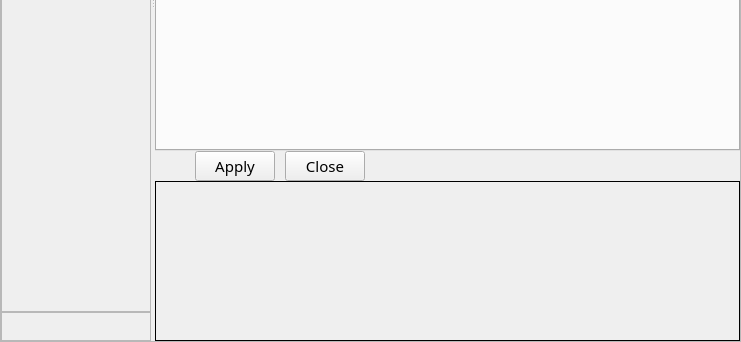
Old version of the form src/gui/FWBMainWindow_q.ui in the repository fwbuilder/fwbuilder; both pictures show x 0 to 741 and y 414 to 756 of the 741 by 756 pixel window.
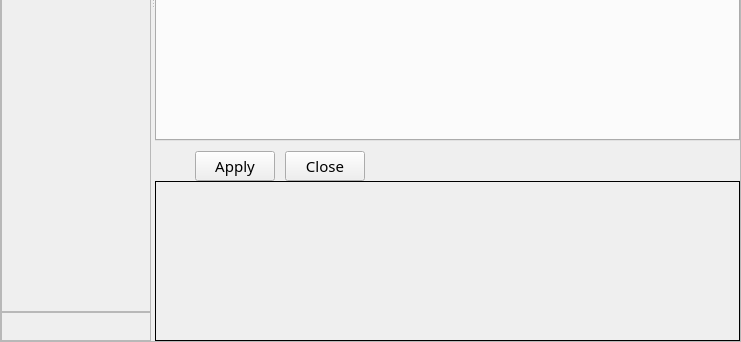
New version of the form. Icons and pictures are not drawn.

What changed in the file:
```diff
--- a/src/gui/FWBMainWindow_q.ui
+++ b/src/gui/FWBMainWindow_q.ui
@@ -413,7 +413,7 @@
              <property name="sizePolicy" >
               <sizepolicy vsizetype="Expanding" hsizetype="Preferred" >
                <horstretch>0</horstretch>
-               <verstretch>0</verstretch>
+               <verstretch>144</verstretch>
               </sizepolicy>
              </property>
              <widget class="QWidget" name="tab" >
@@ -471,7 +471,7 @@
            <item row="2" column="0" >
             <widget class="QFrame" name="objectEditorFrame" >
              <property name="sizePolicy" >
-              <sizepolicy vsizetype="Preferred" hsizetype="Preferred" >
+              <sizepolicy vsizetype="Minimum" hsizetype="Preferred" >
                <horstretch>0</horstretch>
                <verstretch>0</verstretch>
               </sizepolicy>
@@ -504,18 +504,31 @@
               <item row="0" column="0" >
                <widget class="QStackedWidget" name="objectEditorStack" >
                 <property name="sizePolicy" >
-                 <sizepolicy vsizetype="Fixed" hsizetype="Preferred" >
+                 <sizepolicy vsizetype="Minimum" hsizetype="Expanding" >
                   <horstretch>0</horstretch>
                   <verstretch>0</verstretch>
                  </sizepolicy>
                 </property>
+                <property name="minimumSize" >
+                 <size>
+                  <width>16</width>
+                  <height>10</height>
+                 </size>
+                </property>
                 <property name="focusPolicy" >
                  <enum>Qt::StrongFocus</enum>
                 </property>
                 <property name="frameShape" >
                  <enum>QFrame::NoFrame</enum>
                 </property>
-                <widget class="QWidget" name="WStackPage" />
+                <widget class="QWidget" name="WStackPage" >
+                 <property name="sizePolicy" >
+                  <sizepolicy vsizetype="Minimum" hsizetype="Preferred" >
+                   <horstretch>0</horstretch>
+                   <verstretch>0</verstretch>
+                  </sizepolicy>
+                 </property>
+                </widget>
                </widget>
               </item>
               <item row="1" column="0" >
```
Left out of the diff: 2 changed lines with no effect on the pictures.
